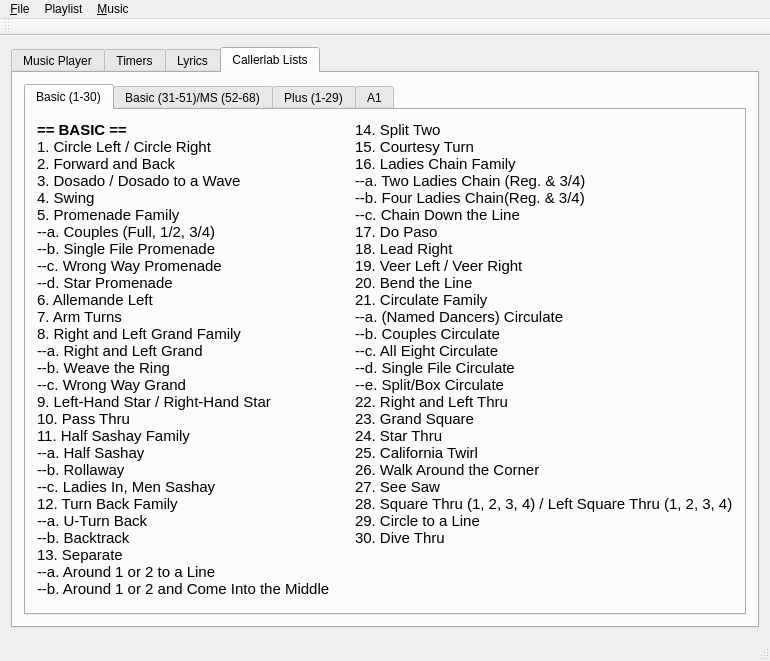
Qt form SquareDesk-DEV/test123/mainwindow.ui (mpogue2/SquareDesk) before a commit.
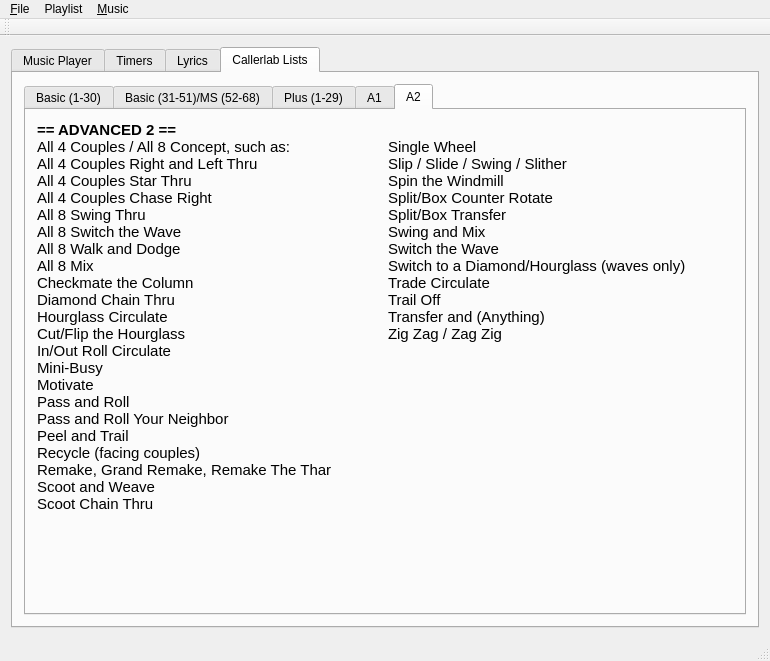
The same form after that commit. The open tabs and pages were chosen to show the change. Custom widgets are drawn as their Qt base class.

Commit message:
Added Callerlab list for A2
This is the last call list I'm going to add for a while, since these are not used often.  They are here for reference.

```diff
--- a/SquareDesk-DEV/test123/mainwindow.ui
+++ b/SquareDesk-DEV/test123/mainwindow.ui
@@ -6,7 +6,7 @@
    <rect>
     <x>0</x>
     <y>0</y>
-    <width>751</width>
+    <width>721</width>
     <height>558</height>
    </rect>
   </property>
@@ -1272,7 +1272,83 @@
                </font>
               </property>
               <property name="text">
-               <string>&lt;html&gt;&lt;head/&gt;&lt;body&gt;&lt;p&gt;&lt;span style=&quot;&quot;&gt;Pair Off&lt;br/&gt;Partner Hinge&lt;br/&gt;Partner Tag&lt;br/&gt;Pass In/Out&lt;br/&gt;Pass the Sea&lt;br/&gt;Quarter In/Out&lt;br/&gt;Quarter Thru / Three Quarter Thru&lt;br/&gt;Grand Quarter Thru&lt;br/&gt;Grand Three Quarter Thru&lt;br/&gt;Right (Left) Roll to a Wave &lt;br/&gt;Scoot and Dodge&lt;br/&gt;Six-Two Acey-Deucey &lt;br/&gt;Split Square Chain Thru &lt;br/&gt;Split Square Thru&lt;br/&gt;Square Chain Thru&lt;br/&gt;Step and Slide&lt;br/&gt;Swap Around&lt;br/&gt;Reverse Swap Around&lt;br/&gt;Transfer the Column&lt;br/&gt;Triple Cross&lt;br/&gt;Triple Scoot&lt;br/&gt;Triple Trade&lt;br/&gt;Turn and Deal&lt;br/&gt;Wheel Thru / Left Wheel Thru&lt;br/&gt;&lt;/span&gt;&lt;/p&gt;&lt;/body&gt;&lt;/html&gt;</string>
+               <string>&lt;html&gt;&lt;head/&gt;&lt;body&gt;&lt;p&gt;&lt;span style=&quot;&quot;&gt;&lt;br/&gt;Pair Off&lt;br/&gt;Partner Hinge&lt;br/&gt;Partner Tag&lt;br/&gt;Pass In/Out&lt;br/&gt;Pass the Sea&lt;br/&gt;Quarter In/Out&lt;br/&gt;Quarter Thru / Three Quarter Thru&lt;br/&gt;Grand Quarter Thru&lt;br/&gt;Grand Three Quarter Thru&lt;br/&gt;Right (Left) Roll to a Wave &lt;br/&gt;Scoot and Dodge&lt;br/&gt;Six-Two Acey-Deucey &lt;br/&gt;Split Square Chain Thru &lt;br/&gt;Split Square Thru&lt;br/&gt;Square Chain Thru&lt;br/&gt;Step and Slide&lt;br/&gt;Swap Around&lt;br/&gt;Reverse Swap Around&lt;br/&gt;Transfer the Column&lt;br/&gt;Triple Cross&lt;br/&gt;Triple Scoot&lt;br/&gt;Triple Trade&lt;br/&gt;Turn and Deal&lt;br/&gt;Wheel Thru / Left Wheel Thru&lt;br/&gt;&lt;/span&gt;&lt;/p&gt;&lt;/body&gt;&lt;/html&gt;</string>
+              </property>
+              <property name="alignment">
+               <set>Qt::AlignLeading|Qt::AlignLeft|Qt::AlignTop</set>
+              </property>
+             </widget>
+            </item>
+           </layout>
+          </widget>
+          <widget class="QWidget" name="A2">
+           <attribute name="title">
+            <string>A2</string>
+           </attribute>
+           <layout class="QGridLayout" name="gridLayout_6">
+            <item row="0" column="0">
+             <widget class="QLabel" name="a2CallList1">
+              <property name="font">
+               <font>
+                <pointsize>11</pointsize>
+               </font>
+              </property>
+              <property name="text">
+               <string>&lt;html&gt;&lt;head/&gt;&lt;body&gt;&lt;p&gt;&lt;span style=&quot;font-weight:600;&quot;&gt;== ADVANCED 2 ==&lt;/span&gt;&lt;span style=&quot;&quot;&gt;&lt;br/&gt;All 4 Couples / All 8 Concept, such as:&lt;br/&gt;
+All 4 Couples Right and Left Thru &lt;br/&gt;
+All 4 Couples Star Thru&lt;br/&gt;
+All 4 Couples Chase Right&lt;br/&gt;
+All 8 Swing Thru&lt;br/&gt;
+All 8 Switch the Wave&lt;br/&gt;
+All 8 Walk and Dodge&lt;br/&gt;
+All 8 Mix&lt;br/&gt;
+Checkmate the Column &lt;br/&gt;
+Diamond Chain Thru &lt;br/&gt;
+Hourglass Circulate&lt;br/&gt;
+Cut/Flip the Hourglass &lt;br/&gt;
+In/Out Roll Circulate&lt;br/&gt;
+Mini-Busy&lt;br/&gt;
+Motivate&lt;br/&gt;
+Pass and Roll&lt;br/&gt;
+Pass and Roll Your Neighbor &lt;br/&gt;
+Peel and Trail&lt;br/&gt;
+Recycle (facing couples) &lt;br/&gt;
+Remake, Grand Remake, Remake The Thar&lt;br/&gt;
+Scoot and Weave&lt;br/&gt;
+Scoot Chain Thru&lt;br/&gt;&lt;/span&gt;&lt;/p&gt;&lt;/body&gt;&lt;/html&gt;</string>
+              </property>
+              <property name="textFormat">
+               <enum>Qt::AutoText</enum>
+              </property>
+              <property name="alignment">
+               <set>Qt::AlignLeading|Qt::AlignLeft|Qt::AlignTop</set>
+              </property>
+             </widget>
+            </item>
+            <item row="0" column="1">
+             <widget class="QLabel" name="a2CallList2">
+              <property name="font">
+               <font>
+                <pointsize>11</pointsize>
+               </font>
+              </property>
+              <property name="text">
+               <string>&lt;html&gt;&lt;head/&gt;&lt;body&gt;&lt;p&gt;&lt;span style=&quot;&quot;&gt;&lt;br/&gt;
+Single Wheel&lt;br/&gt;
+Slip / Slide / Swing / Slither &lt;br/&gt;
+Spin the Windmill &lt;br/&gt;
+Split/Box Counter Rotate &lt;br/&gt;
+Split/Box Transfer&lt;br/&gt;
+Swing and Mix&lt;br/&gt;
+Switch the Wave&lt;br/&gt;
+Switch to a Diamond/Hourglass (waves only) &lt;br/&gt;
+Trade Circulate&lt;br/&gt;
+Trail Off&lt;br/&gt;
+Transfer and (Anything)&lt;br/&gt;
+Zig Zag / Zag Zig&lt;br/&gt;&lt;/span&gt;&lt;/p&gt;&lt;/body&gt;&lt;/html&gt;</string>
+              </property>
+              <property name="scaledContents">
+               <bool>false</bool>
               </property>
               <property name="alignment">
                <set>Qt::AlignLeading|Qt::AlignLeft|Qt::AlignTop</set>
```
Left out of the diff: 4 changed lines with no effect on the pictures. The commit also changes 1 other file.
